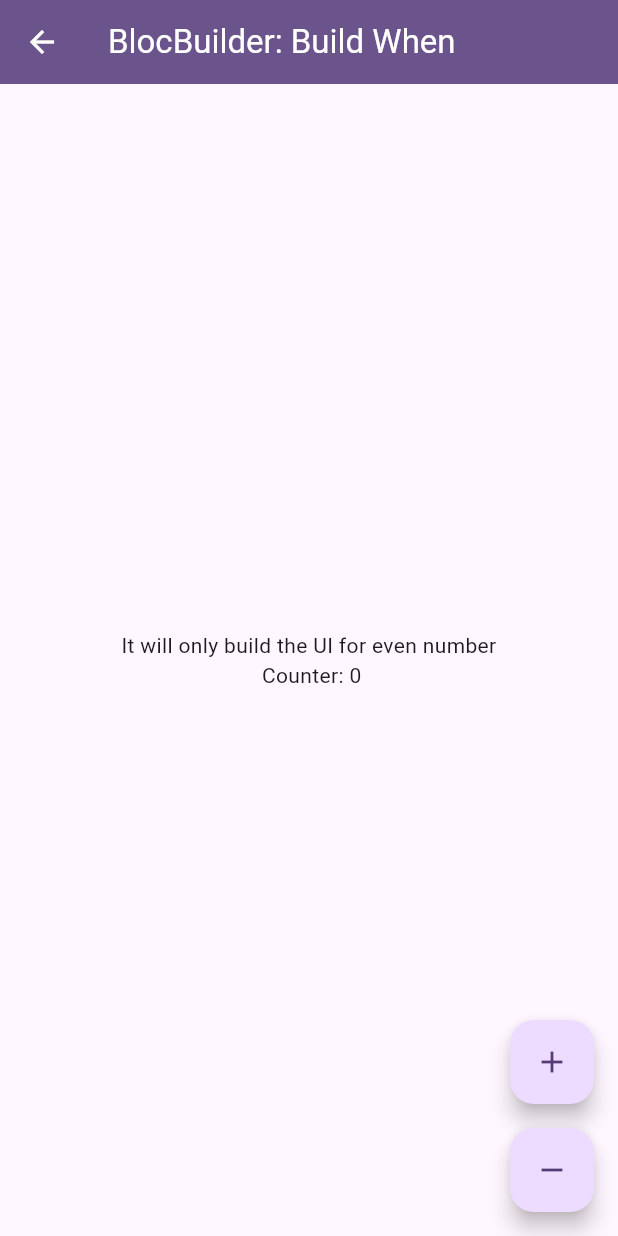
After one commit to thetpaingsoe/flutter_bloc_demo, a Flutter app: the screen it shows after launch, after a tap on "BlocBuilder : BuildWhen", on a phone screen of 412 x 824 dp. The commit adds this screen. Run offline on Flutter 3.47's test engine with Material 3 defaults, Android fonts, the phone set to English and light mode, and no system bars; our stand-ins replace flutter_bloc.

Commit message:
Added Build When

```diff
--- /dev/null
+++ b/lib/features/bloc_builder_build_when/bloc/build_when_bloc.dart
@@ -0,0 +1,15 @@
+
+import 'package:flutter_bloc/flutter_bloc.dart';
+import 'package:flutter_bloc_demo/features/bloc_builder_build_when/bloc/build_when_event.dart';
+import 'package:flutter_bloc_demo/features/bloc_builder_build_when/bloc/build_when_state.dart';
+
+class BuildWhenBloc extends Bloc<BuildWhenEvent, BuildWhenState> {
+  BuildWhenBloc() : super(const BuildWhenInitial(0)) {
+    on<BuildWhenIncreaseEvent>((event, emit) {
+      emit(BuildWhenIncreased(state.counter + 1));
+    });
+    on<BuildWhenDecreaseEvent>((event, emit){
+      emit(BuildWhenDecreased(state.counter - 1));
+    });
+  }
+}
--- /dev/null
+++ b/lib/features/bloc_builder_build_when/bloc/build_when_event.dart
@@ -0,0 +1,11 @@
+sealed class BuildWhenEvent {
+  const BuildWhenEvent();
+}
+
+final class BuildWhenIncreaseEvent extends BuildWhenEvent {
+  const BuildWhenIncreaseEvent();
+}
+
+final class BuildWhenDecreaseEvent extends BuildWhenEvent {
+  const BuildWhenDecreaseEvent();
+}
--- /dev/null
+++ b/lib/features/bloc_builder_build_when/bloc/build_when_state.dart
@@ -0,0 +1,17 @@
+sealed class BuildWhenState {
+  final int counter;
+
+  const BuildWhenState({required this.counter});
+}
+
+final class BuildWhenInitial extends BuildWhenState {
+  const BuildWhenInitial(int counter) : super(counter: counter);
+}
+
+final class BuildWhenIncreased extends BuildWhenState {
+  const BuildWhenIncreased(int counter) : super(counter: counter);
+}
+
+final class BuildWhenDecreased extends BuildWhenState {
+  const BuildWhenDecreased(int counter) : super(counter: counter);
+}
--- /dev/null
+++ b/lib/features/bloc_builder_build_when/ui/build_when_page.dart
@@ -0,0 +1,26 @@
+import 'package:flutter/material.dart';
+import 'package:flutter_bloc/flutter_bloc.dart';
+import 'package:flutter_bloc_demo/features/bloc_builder_build_when/bloc/build_when_bloc.dart';
+import 'package:flutter_bloc_demo/features/bloc_builder_build_when/ui/widgets/count_button_widget.dart';
+
+import 'build_when_screen.dart';
+
+class BuildWhenPage extends StatelessWidget {
+  const BuildWhenPage({super.key});
+
+  @override
+  Widget build(BuildContext context) {
+    return BlocProvider(
+      create: (context) => BuildWhenBloc(),
+      child: Scaffold(
+        appBar: AppBar(
+            backgroundColor: Theme.of(context).colorScheme.primary,
+            foregroundColor: Theme.of(context).colorScheme.onPrimary,
+            title: const Text('BlocBuilder: Build When')
+        ),
+        body: const BuildWhenScreen(),
+        floatingActionButton: CountButtonWidget(),
+      )
+    );
+  }
+}
--- /dev/null
+++ b/lib/features/bloc_builder_build_when/ui/build_when_screen.dart
@@ -0,0 +1,29 @@
+import 'package:flutter/material.dart';
+import 'package:flutter_bloc/flutter_bloc.dart';
+
+import '../bloc/build_when_bloc.dart';
+import '../bloc/build_when_state.dart';
+
+class BuildWhenScreen extends StatelessWidget {
+  const BuildWhenScreen({super.key});
+
+  @override
+  Widget build(BuildContext context) {
+    return BlocBuilder<BuildWhenBloc, BuildWhenState>(
+      buildWhen: (previous, current) {
+        // Only rebuild when the counter is even
+        // This is useful when you want to avoid unnecessary rebuilds
+        // and only want to update the UI when certain conditions are met
+        return current.counter % 2 == 0;
+      },
+      builder: (context, state) {
+        return Center(
+          child: Text(
+            'It will only build the UI for even number \n Counter: ${state.counter}',
+            textAlign: TextAlign.center,
+          ),
+        );
+      },
+    );
+  }
+}
--- /dev/null
+++ b/lib/features/bloc_builder_build_when/ui/widgets/count_button_widget.dart
@@ -0,0 +1,40 @@
+import 'package:flutter/material.dart';
+import 'package:flutter_bloc/flutter_bloc.dart';
+import 'package:flutter_bloc_demo/features/bloc_builder_build_when/bloc/build_when_event.dart';
+
+import '../../bloc/build_when_bloc.dart';
+
+class CountButtonWidget extends StatelessWidget {
+  const CountButtonWidget({super.key});
+
+  @override
+  Widget build(BuildContext context) {
+    return Column(
+        mainAxisAlignment: MainAxisAlignment.end,
+        crossAxisAlignment: CrossAxisAlignment.end,
+        mainAxisSize: MainAxisSize.min,
+        children: [
+          FloatingActionButton(
+            heroTag: "increment",
+            onPressed: () {
+              BlocProvider.of<BuildWhenBloc>(context)
+                  .add(BuildWhenIncreaseEvent());
+            },
+            tooltip: 'Increment',
+            child: const Icon(Icons.add),
+          ),
+          SizedBox(
+            height: 16,
+          ),
+          FloatingActionButton(
+            heroTag: "decrement",
+            onPressed: () {
+              BlocProvider.of<BuildWhenBloc>(context)
+                  .add(BuildWhenDecreaseEvent());
+            },
+            tooltip: 'Decrement',
+            child: const Icon(Icons.remove),
+          )
+        ]);
+  }
+}
--- a/lib/main.dart
+++ b/lib/main.dart
@@ -1,6 +1,7 @@
 import 'package:flutter/material.dart';
 import 'package:flutter_bloc_demo/features/basic_counter_with_cubit/ui/basic_counter_with_cubit_page.dart';
 import 'features/basic_counter_with_bloc/ui/basic_counter_with_bloc_page.dart';
+import 'features/bloc_builder_build_when/ui/build_when_page.dart';
 
 void main() {
   runApp(const MyApp());
@@ -73,7 +74,13 @@ class _MyHomePageState extends State<MyHomePage> {
             SizedBox(
               height: 24,
             ),
-            FilledButton(onPressed: () {}, child: Text('Bloc Widgets'))
+            FilledButton(onPressed: () {
+              Navigator.push(
+                      context,
+                      MaterialPageRoute(
+                          builder: (context) =>
+                              const BuildWhenPage()));
+            }, child: Text('BlocBuilder : BuildWhen'))
           ],
         ),
       ),
```
